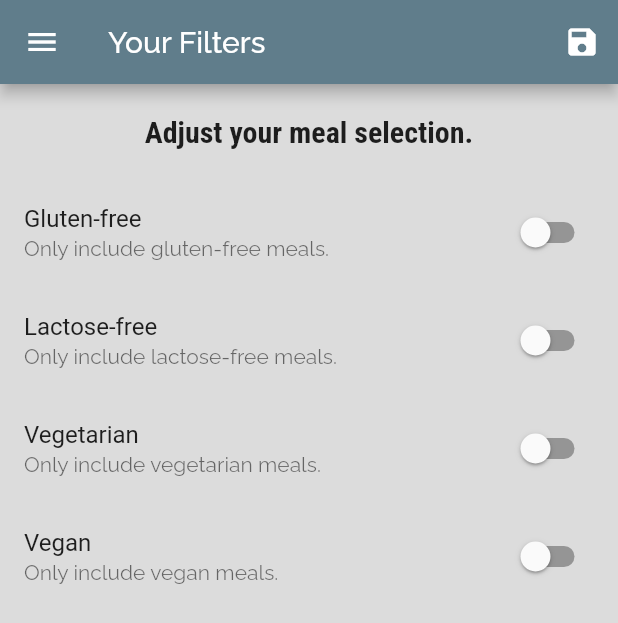
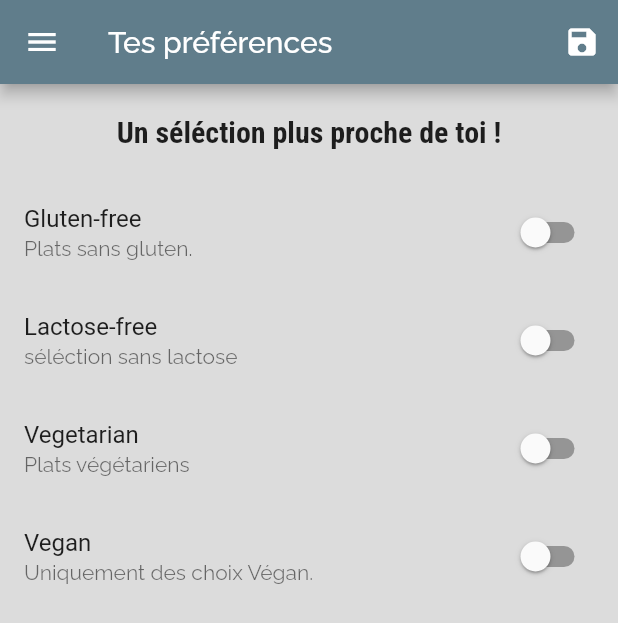
Before and after one commit to ElodieBqz/Flutter_App, a Flutter app: the FiltersScreen screen opened by its route, on a phone screen of 412 x 824 dp. Shown: the top 623 px of the screen. Run offline on Flutter 3.47's test engine with Material 2 defaults, Android fonts, the phone set to English and light mode, and no system bars.

Commit message:
projet final

```diff
--- a/lib/dummy_data.dart
+++ b/lib/dummy_data.dart
@@ -67,7 +67,7 @@ const DUMMY_MEALS = const [
     affordability: Affordability.Affordable,
     complexity: Complexity.Simple,
     imageUrl:
-    'https://upload.wikimedia.org/wikipedia/commons/thumb/2/20/Spaghetti_Bolognese_mit_Parmesan_oder_Grana_Padano.jpg/800px-Spaghetti_Bolognese_mit_Parmesan_oder_Grana_Padano.jpg',
+    'https://www.lavieclaire.com/wp-content/uploads/2019/05/spaghettis-sauce-tomate-champignons-portobello-et-pruneaux-dagen-560x420.jpg',
     duration: 20,
     ingredients: [
       '4 Tomatoes',
@@ -100,7 +100,7 @@ const DUMMY_MEALS = const [
     affordability: Affordability.Affordable,
     complexity: Complexity.Simple,
     imageUrl:
-    'https://cdn.pixabay.com/photo/2018/07/11/21/51/toast-3532016_1280.jpg',
+    'https://www.effilee.de/wp-content/uploads/Toast-Hawaii.jpg',
     duration: 10,
     ingredients: [
       '1 Slice White Bread',
@@ -129,7 +129,7 @@ const DUMMY_MEALS = const [
     affordability: Affordability.Pricey,
     complexity: Complexity.Simple,
     imageUrl:
-    'https://cdn.pixabay.com/photo/2014/10/23/18/05/burger-500054_1280.jpg',
+    'https://encrypted-tbn0.gstatic.com/images?q=tbn%3AANd9GcSAjIUrOnRcdZKCxc7Qtdh5E2hvnQ2jACEvNQ&usqp=CAU',
     duration: 45,
     ingredients: [
       '300g Cattle Hack',
@@ -160,7 +160,7 @@ const DUMMY_MEALS = const [
     affordability: Affordability.Luxurious,
     complexity: Complexity.Challenging,
     imageUrl:
-    'https://cdn.pixabay.com/photo/2018/03/31/19/29/schnitzel-3279045_1280.jpg',
+    'https://www.edeka-wucherpfennig.de/wp-content/uploads/2017/07/wiener-schnitzel.jpg',
     duration: 60,
     ingredients: [
       '8 Veal Cutlets',
@@ -193,11 +193,11 @@ const DUMMY_MEALS = const [
           'c5',
       'c10',
     ],
-    title: 'Salad with Smoked Salmon',
+    title: 'Salade au saumon',
     affordability: Affordability.Luxurious,
     complexity: Complexity.Simple,
     imageUrl:
-    'https://cdn.pixabay.com/photo/2016/10/25/13/29/smoked-salmon-salad-1768890_1280.jpg',
+    'https://img.taste.com.au/6EwE-orX/w720-h480-cfill-q80/taste/2018/07/smoked-salmon-salad-with-green-goddess-dressing-139471-1.jpg',
     duration: 15,
     ingredients: [
       'Arugula',
@@ -228,11 +228,11 @@ const DUMMY_MEALS = const [
       'c6',
       'c10',
     ],
-    title: 'Delicious Orange Mousse',
+    title: 'Mousse orange délicieuse',
     affordability: Affordability.Affordable,
     complexity: Complexity.Hard,
     imageUrl:
-    'https://cdn.pixabay.com/photo/2017/05/01/05/18/pastry-2274750_1280.jpg',
+    'https://img-global.cpcdn.com/recipes/7b9d280a52175bef/751x532cq70/orange-mousse-orange-jelly-recipe-main-photo.jpg',
     duration: 240,
     ingredients: [
       '4 Sheets of Gelatine',
@@ -267,7 +267,7 @@ const DUMMY_MEALS = const [
     affordability: Affordability.Affordable,
     complexity: Complexity.Simple,
     imageUrl:
-    'https://cdn.pixabay.com/photo/2018/07/10/21/23/pancake-3529653_1280.jpg',
+    'https://www.vahine.fr/-/media/vah18/recettes/2000x1125/pancakes.jpg',
     duration: 20,
     ingredients: [
       '1 1/2 Cups all-purpose Flour',
@@ -294,11 +294,11 @@ const DUMMY_MEALS = const [
     categories: [
       'c8',
     ],
-    title: 'Creamy Indian Chicken Curry',
+    title: 'Poulet à la crème curry',
     affordability: Affordability.Pricey,
     complexity: Complexity.Challenging,
     imageUrl:
-    'https://cdn.pixabay.com/photo/2018/06/18/16/05/indian-food-3482749_1280.jpg',
+    'https://img.hellofresh.com/f_auto,fl_lossy,h_640,q_auto,w_1200/hellofresh_s3/image/creamy-indian-chicken-curry-6bd6fb64.jpg',
     duration: 35,
     ingredients: [
       '4 Chicken Breasts',
@@ -327,11 +327,11 @@ const DUMMY_MEALS = const [
     categories: [
       'c9',
     ],
-    title: 'Chocolate Souffle',
+    title: 'Soufflé Chocolat',
     affordability: Affordability.Affordable,
     complexity: Complexity.Hard,
     imageUrl:
-    'https://cdn.pixabay.com/photo/2014/08/07/21/07/souffle-412785_1280.jpg',
+    'https://www.atelierdeschefs.com/media/recette-e26952-souffle-au-chocolat-et-au-poivre-de-malaisie.jpg',
     duration: 45,
     ingredients: [
       '1 Teaspoon melted Butter',
@@ -382,7 +382,7 @@ const DUMMY_MEALS = const [
     affordability: Affordability.Luxurious,
     complexity: Complexity.Simple,
     imageUrl:
-    'https://cdn.pixabay.com/photo/2018/04/09/18/26/asparagus-3304997_1280.jpg',
+    'https://healthyrecipesblogs.com/wp-content/uploads/2020/07/asparagus-salad-1-2020.jpg',
     duration: 30,
     ingredients: [
       'White and Green Asparagus',
--- a/lib/models/category.dart
+++ b/lib/models/category.dart
@@ -4,10 +4,12 @@ class Category {
   final String id;
   final String title;
   final Color color;
+  final String image;
 
   const Category({
     @required this.id,
     @required this.title,
+    @required this.image,
     this.color = Colors.pink,
   });
 }
--- a/lib/screens/filters_screen.dart
+++ b/lib/screens/filters_screen.dart
@@ -49,7 +49,7 @@ class _FiltersScreenState extends State<FiltersScreen> {
   Widget build(BuildContext context) {
     return Scaffold(
       appBar: AppBar(
-        title: Text('Your Filters'),
+        title: Text('Tes préférences'),
         actions: <Widget>[
           IconButton(
             icon: Icon(Icons.save),
@@ -71,7 +71,7 @@ class _FiltersScreenState extends State<FiltersScreen> {
           Container(
             padding: EdgeInsets.all(20),
             child: Text(
-              'Adjust your meal selection.',
+              'Un séléction plus proche de toi !',
               style: Theme.of(context).textTheme.title,
             ),
           ),
@@ -80,7 +80,7 @@ class _FiltersScreenState extends State<FiltersScreen> {
               children: <Widget>[
                 _buildSwitchListTile(
                   'Gluten-free',
-                  'Only include gluten-free meals.',
+                  'Plats sans gluten.',
                   _glutenFree,
                       (newValue) {
                     setState(
@@ -92,7 +92,7 @@ class _FiltersScreenState extends State<FiltersScreen> {
                 ),
                 _buildSwitchListTile(
                   'Lactose-free',
-                  'Only include lactose-free meals.',
+                  'séléction sans lactose ',
                   _lactoseFree,
                       (newValue) {
                     setState(
@@ -104,7 +104,7 @@ class _FiltersScreenState extends State<FiltersScreen> {
                 ),
                 _buildSwitchListTile(
                   'Vegetarian',
-                  'Only include vegetarian meals.',
+                  'Plats végétariens',
                   _vegetarian,
                       (newValue) {
                     setState(
@@ -116,7 +116,7 @@ class _FiltersScreenState extends State<FiltersScreen> {
                 ),
                 _buildSwitchListTile(
                   'Vegan',
-                  'Only include vegan meals.',
+                  'Uniquement des choix Végan.',
                   _vegan,
                       (newValue) {
                     setState(
--- a/lib/widgets/category_item.dart
+++ b/lib/widgets/category_item.dart
@@ -20,6 +20,7 @@ class CategoryItem extends StatelessWidget {
   }
 
   @override
+  //creation des vignettes
   Widget build(BuildContext context) {
     return InkWell(
       onTap: () => selectCategory(context),
--- a/lib/widgets/main_drawer.dart
+++ b/lib/widgets/main_drawer.dart
@@ -33,7 +33,7 @@ class MainDrawer extends StatelessWidget {
             alignment: Alignment.centerLeft,
             color: Theme.of(context).accentColor,
             child: Text(
-              'Cooking Up!',
+              'CuistElo!',
               style: TextStyle(
                   fontWeight: FontWeight.w900,
                   fontSize: 30,
--- a/lib/widgets/meal_item.dart
+++ b/lib/widgets/meal_item.dart
@@ -38,13 +38,13 @@ class MealItem extends StatelessWidget {
   String get affordabilityText {
     switch (affordability) {
       case Affordability.Affordable:
-        return 'Affordable';
+        return 'Abordable';
         break;
       case Affordability.Pricey:
-        return 'Pricey';
+        return 'Moyen';
         break;
       case Affordability.Luxurious:
-        return 'Expensive';
+        return 'Coûteuse';
         break;
       default:
         return 'Unknown';
```
